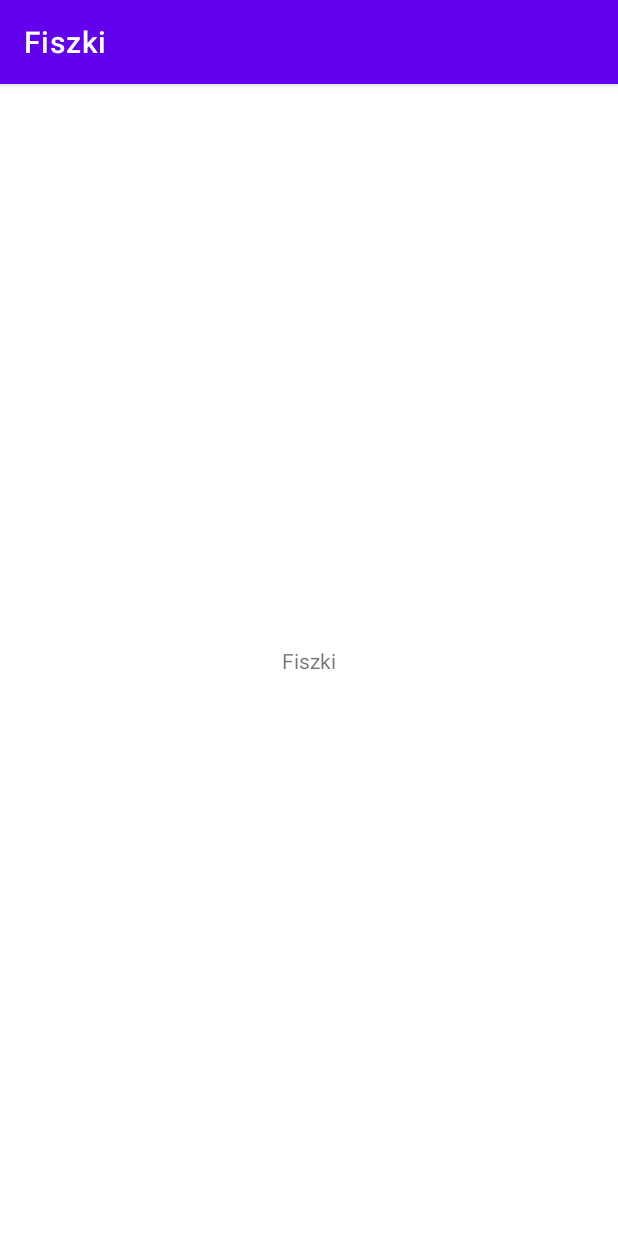
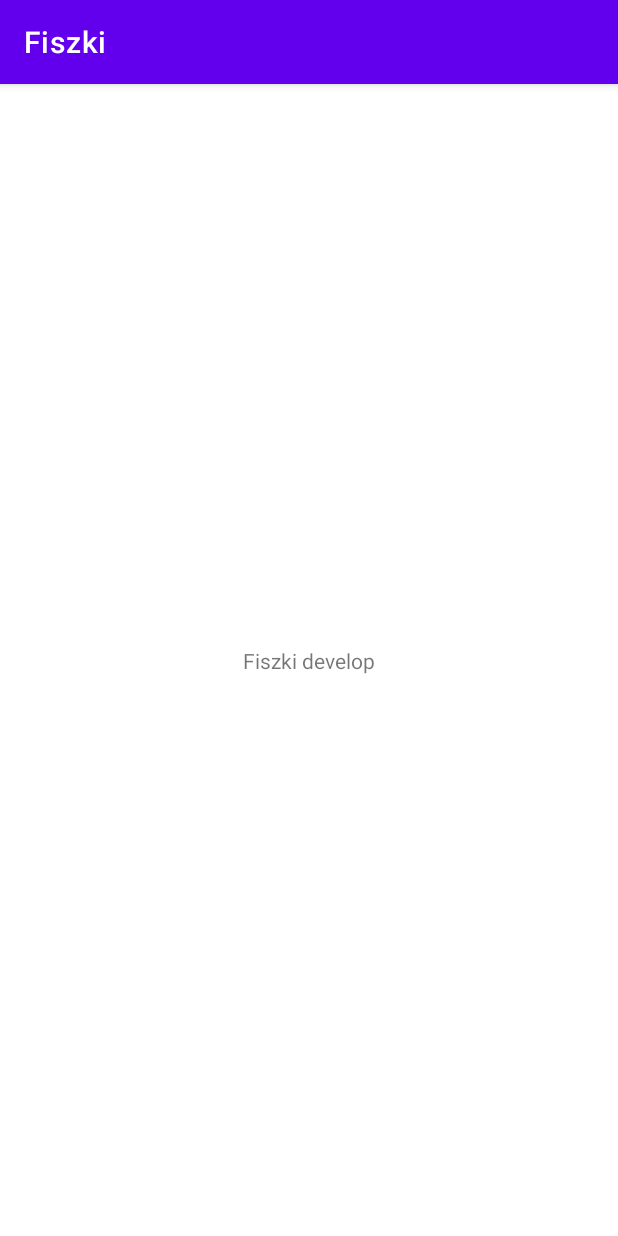
Before and after one commit to DwiN3/Fiszki, an Android app: the screen it shows after launch (MainActivity), on a phone screen of 412 x 824 dp. Run offline under Robolectric (Android 15) with nearby library versions, the phone set to English and light mode, and no system bars.

```diff
--- a/Fiszki/app/src/main/res/layout/activity_main.xml
+++ b/Fiszki/app/src/main/res/layout/activity_main.xml
@@ -9,7 +9,7 @@
     <TextView
         android:layout_width="wrap_content"
         android:layout_height="wrap_content"
-        android:text="Fiszki"
+        android:text="Fiszki develop"
         app:layout_constraintBottom_toBottomOf="parent"
         app:layout_constraintEnd_toEndOf="parent"
         app:layout_constraintStart_toStartOf="parent"
```
